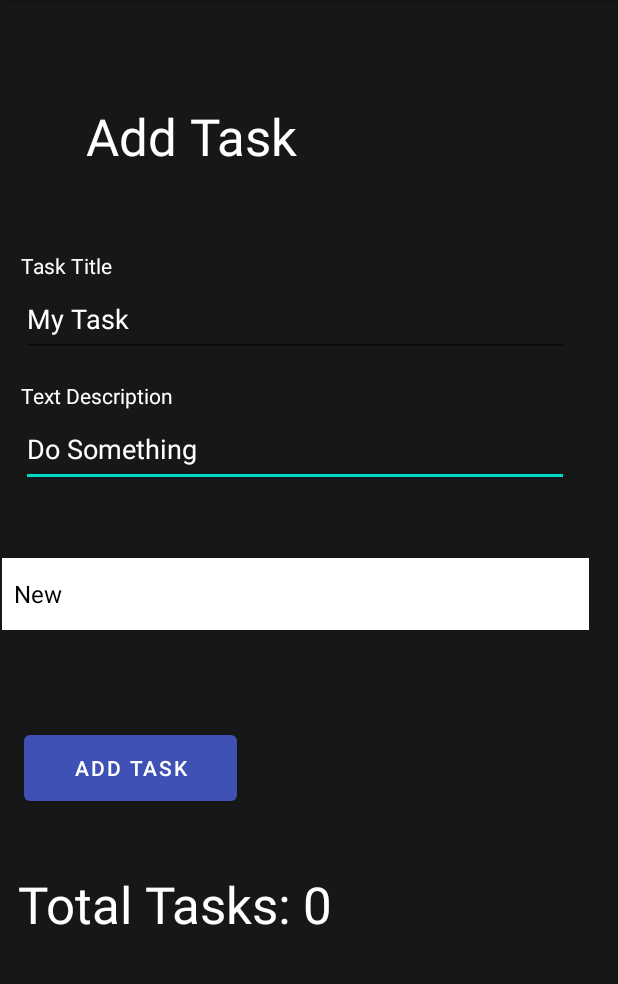
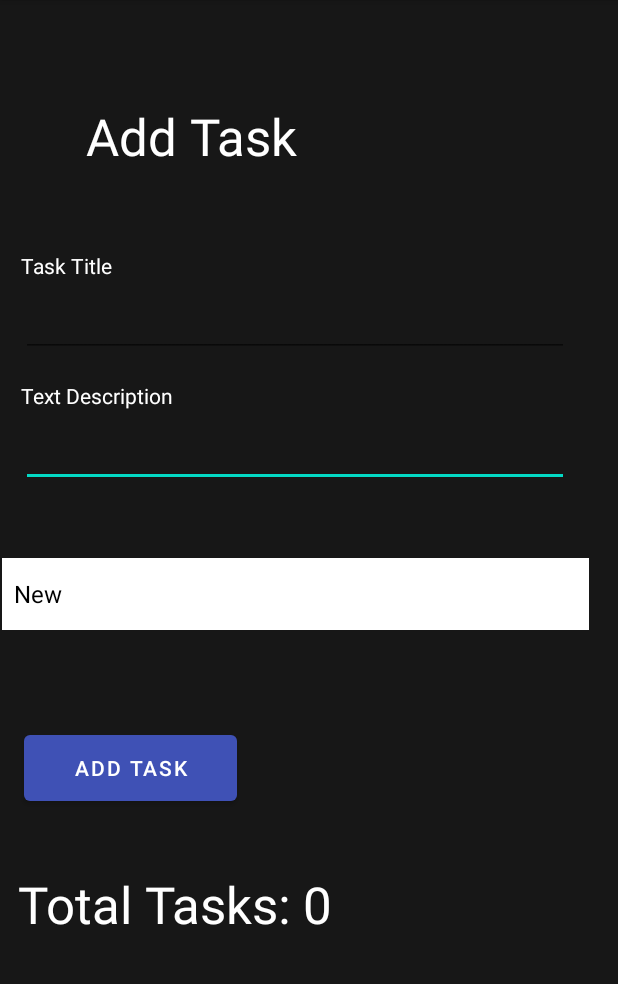
Before and after one commit to RogerMReyes/taskmaster, an Android app: the screen it shows after launch (AddTask), after a tap on "ADD TASK", on a phone screen of 412 x 824 dp, the part 84-1068 px from its top. Run offline under Robolectric (Android 15) with nearby library versions, the phone set to English and light mode, and no system bars; our stand-ins replace Room's generated code.

Commit message:
Added Total Task Dynamic Response

```diff
--- a/app/src/main/java/com/rrd12/taskmaster/activities/AddTask.java
+++ b/app/src/main/java/com/rrd12/taskmaster/activities/AddTask.java
@@ -3,11 +3,13 @@ package com.rrd12.taskmaster.activities;
 import androidx.appcompat.app.AppCompatActivity;
 import androidx.room.Room;
 
+import android.content.Intent;
 import android.os.Bundle;
 import android.widget.ArrayAdapter;
 import android.widget.Button;
 import android.widget.EditText;
 import android.widget.Spinner;
+import android.widget.TextView;
 import android.widget.Toast;
 
 import com.rrd12.taskmaster.R;
@@ -36,6 +38,7 @@ public class AddTask extends AppCompatActivity {
                 .build();
 
         setUpSpinner();
+        setUpTotalTask();
         setUpAddButton(taskMasterDatabase);
     }
 
@@ -60,6 +63,14 @@ public class AddTask extends AppCompatActivity {
             Task newTask = new Task(taskTitleInput,taskBodyInput,newDate, state);
             database.taskDao().insertATask(newTask);
             Toast.makeText(AddTask.this, "Task Added", Toast.LENGTH_SHORT).show();
+            finish();
         });
     }
+
+    private void setUpTotalTask(){
+        Intent callingIntent = getIntent();
+        int size = callingIntent.getIntExtra(MainActivity.TASK_SIZE, 0);
+        TextView totalTaskView = findViewById(R.id.totalTaskView);
+        totalTaskView.setText("Total Tasks: " + size);
+    }
 }
--- a/app/src/main/java/com/rrd12/taskmaster/activities/MainActivity.java
+++ b/app/src/main/java/com/rrd12/taskmaster/activities/MainActivity.java
@@ -28,6 +28,7 @@ public class MainActivity extends AppCompatActivity {
     public static final String TASK_BODY = "Task Body";
     public static final String TASK_STATE = "Task State";
     public static final String DATABASE_NAME = "task_list";
+    public static final String TASK_SIZE = "size";
     TaskListRecViewAdapter adapter;
     List<Task> tasks = null;
 
@@ -46,11 +47,11 @@ public class MainActivity extends AppCompatActivity {
                 .fallbackToDestructiveMigration()
                 .build();
         tasks = taskMasterDatabase.taskDao().findAll();
+        taskListRecView();
 
-        simpleButtonActivity(R.id.addTaskButton, AddTask.class);
+        setUpAddTask();
         simpleButtonActivity(R.id.allTasksButton, AllTasks.class);
         simpleButtonActivity(R.id.settingB, Settings.class);
-        taskListRecView();
     }
 
     @Override
@@ -72,6 +73,14 @@ public class MainActivity extends AppCompatActivity {
         });
     }
 
+    private void setUpAddTask(){
+        findViewById(R.id.addTaskButton).setOnClickListener(v ->{
+            Intent goToAddTask = new Intent(MainActivity.this, AddTask.class);
+            goToAddTask.putExtra(TASK_SIZE,tasks.size());
+            startActivity(goToAddTask);
+        });
+    }
+
     private void updateUsername(){
         String username = preferences.getString(Settings.USERNAME, "My Tasks");
         String formattedTitle = String.format("%s's Tasks",username);
--- a/app/src/main/res/layout/activity_add_task.xml
+++ b/app/src/main/res/layout/activity_add_task.xml
@@ -17,7 +17,6 @@
         android:autofillHints=""
         android:ems="10"
         android:inputType="textPersonName"
-        android:text="@string/do_something"
         android:textColor="#FFFFFF"
         app:layout_constraintStart_toStartOf="parent"
         app:layout_constraintTop_toBottomOf="@+id/textDescriptionLabel" />
@@ -45,7 +44,6 @@
         android:autofillHints=""
         android:ems="10"
         android:inputType="textPersonName"
-        android:text="@string/my_task"
         android:textColor="#FFFFFF"
         app:layout_constraintStart_toStartOf="parent"
         app:layout_constraintTop_toBottomOf="@+id/taskTitleLabel" />
```
